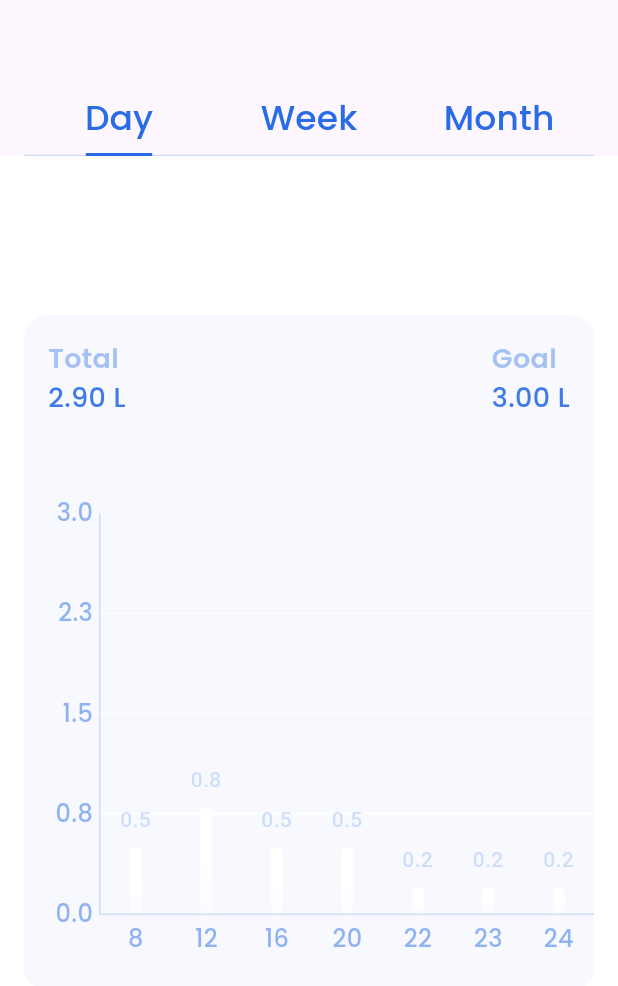
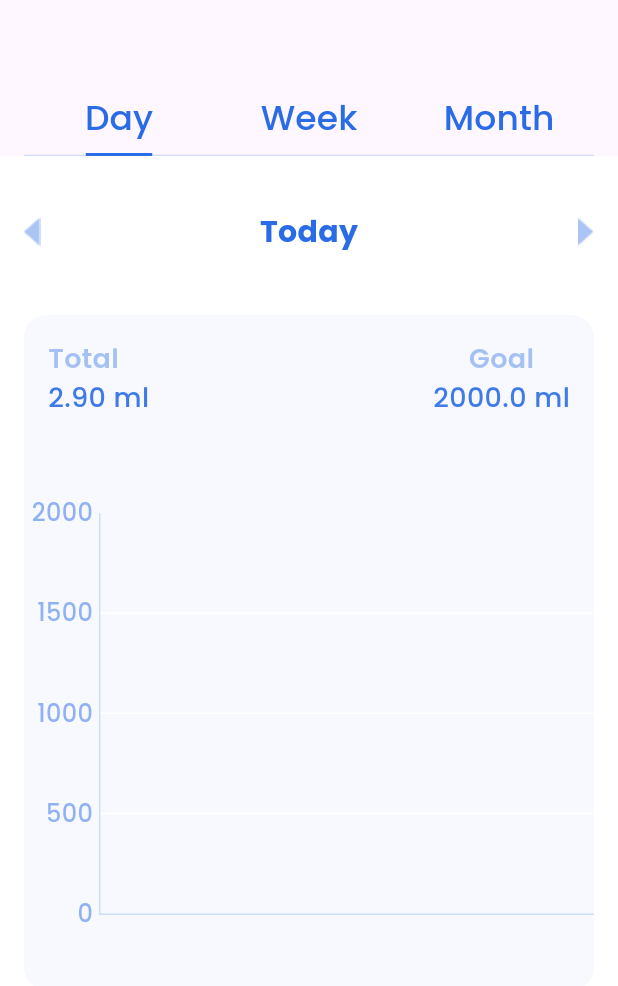
Before and after one commit to amro3z/Dr.Drink-demo-, a Flutter app: the HistoryPage screen opened directly, on a phone screen of 412 x 824 dp. Shown: the top 986 px of the screen. Run offline on Flutter 3.47's test engine with Material 3 defaults, Android fonts, the light colour scheme and no system bars; drawn by our look-alikes of fl_chart; our stand-ins replace awesome_dialog, connectivity_plus, dio, firebase_auth, firebase_core, flutter_bloc and 8 more; accounts and stored records are empty; network calls fail.

Commit message:
Day history updated!

```diff
--- a/lib/screens/build_day_content.dart
+++ b/lib/screens/build_day_content.dart
@@ -1,3 +1,4 @@
+import 'package:dr_drink/screens/water_intake.dart';
 import 'package:flutter/material.dart';
 import 'package:fl_chart/fl_chart.dart';
 import '../values/color.dart';
@@ -27,6 +28,28 @@ class BuildDayContent extends StatelessWidget {
 
     return Stack(
       children: [
+        Positioned(
+          top: 20,
+          left: 0,
+          right: 0,
+          child: Row(
+            mainAxisAlignment: MainAxisAlignment.spaceBetween,
+            children: [
+              MyIcon.leftArrow,
+              Text(
+                'Today',
+                style: TextStyle(
+                  color: MyColor.blue,
+                  fontFamily: 'Poppins',
+                  fontSize: textHeadSize,
+                  fontWeight: FontWeight.w700,
+                ),
+              ),
+              MyIcon.rightArrow,
+            ],
+          ),
+        ),
+
 
         Positioned(
           top: 90,
@@ -74,7 +97,7 @@ class BuildDayContent extends StatelessWidget {
                     Padding(
                       padding: const EdgeInsets.symmetric(horizontal: 16.0),
                       child: Column(
-                        crossAxisAlignment: CrossAxisAlignment.start,
+                        crossAxisAlignment: CrossAxisAlignment.center,
                         children: [
                           Text(
                             'Goal',
@@ -86,7 +109,7 @@ class BuildDayContent extends StatelessWidget {
                             ),
                           ),
                           Text(
-                            '${goal.toStringAsFixed(2)} $unit',
+                            '${goal.toStringAsFixed(1)} $unit',
                             style: TextStyle(
                               fontFamily: 'Poppins',
                               fontSize: 18,
@@ -150,7 +173,7 @@ class BuildDayContent extends StatelessWidget {
       fontFamily: 'Poppins',
     );
 
-    String text = value.toStringAsFixed(1);
+    String text = value.toStringAsFixed(0);
     return SideTitleWidget(
       axisSide: meta.axisSide,
       space: 4,
@@ -159,28 +182,33 @@ class BuildDayContent extends StatelessWidget {
   }
 
   // Titles for the X Axis (Bottom)
+  // Titles for the X Axis (Bottom)
   Widget getBottomTitles(double value, TitleMeta meta) {
     final style = TextStyle(
       color: MyColor.blue.withOpacity(0.5),
       fontWeight: FontWeight.w500,
       fontSize: 16,
-        fontFamily: 'Poppins');
+      fontFamily: 'Poppins',
+    );
 
-    String text = waterConsumptionMap.containsKey(value.toInt())
-        ? '${value.toInt()}' // Showing as hours (e.g., 8h, 12h)
-        : '';
+    // Check if the index is valid within the records list
+    if (value.toInt() < WaterIntakeScreen.records.length) {
+      // Access the corresponding time label for the given index
+      final timeLabel = WaterIntakeScreen.recordedTimesHour[value.toInt()].toString(); // Ensure it's a string
       return SideTitleWidget(
         axisSide: meta.axisSide,
         space: 4,
-      child: Text(text, style: style),
+        child: Text(timeLabel, style: style), // Display the time as text
       );
     }
 
+    return Container(); // Return an empty container if no valid time is found
+  }
+
+
+
   // Get Titles Data
   FlTitlesData getTitlesData(double goal) {
-    double interval =
-        goal / 4; // Divide the goal into four intervals to have five labels
-
     return FlTitlesData(
       show: true,
       bottomTitles: AxisTitles(
@@ -194,8 +222,7 @@ class BuildDayContent extends StatelessWidget {
         sideTitles: SideTitles(
           showTitles: true,
           reservedSize: 50, // Adjusted to align y-axis titles
-          interval:
-          interval, // Set interval to evenly distribute from 0 to goal
+          interval: goal / 4, // Set interval to evenly distribute from 0 to goal
           getTitlesWidget: (value, meta) => getLeftTitles(value, meta, goal),
         ),
       ),
@@ -207,6 +234,7 @@ class BuildDayContent extends StatelessWidget {
       ),
     );
   }
+
 
   // Configure Border Data
   FlBorderData get borderData => FlBorderData(
@@ -239,22 +267,26 @@ class BuildDayContent extends StatelessWidget {
   // Generate dynamic Bar Groups Data
   List<BarChartGroupData> getBarGroups() {
     List<BarChartGroupData> barGroups = [];
-    waterConsumptionMap.forEach((key, value) {
+
+    // Loop through the records to create BarChartGroupData
+    for (int i = 0; i < WaterIntakeScreen.records.length; i++) {
       barGroups.add(
         BarChartGroupData(
-          x: key,
+          x: i, // Use the index of the record as the X value
           barRods: [
             BarChartRodData(
-              toY: value,
+              toY: WaterIntakeScreen.records[i], // Set Y value to the record
               gradient: _barsGradient,
-            )
+            ),
           ],
-          showingTooltipIndicators: [0],
+          showingTooltipIndicators: [0], // Optional: Show tooltips for this bar
         ),
       );
-    });
+    }
+
     return barGroups;
   }
+
 
   // Grid Data to show dividers for X-Axis and Y-Axis
   FlGridData getGridData() {
--- a/lib/screens/history_screen.dart
+++ b/lib/screens/history_screen.dart
@@ -80,8 +80,8 @@ class HistoryPage extends StatelessWidget {
               //
               //  ),
               BuildDayContent(
-                goal: 3,
-                unit: 'L',
+                goal: 2000,
+                unit: 'ml',
                 waterConsumptionMap: {
                   8: 0.5,
                   12: 0.8,
```
Also changed, not shown: lib/screens/build_week_content.dart (+21 -1 lines), lib/screens/water_intake.dart (+9 -7 lines). Lines whose indentation alone changed are shown as unchanged.
